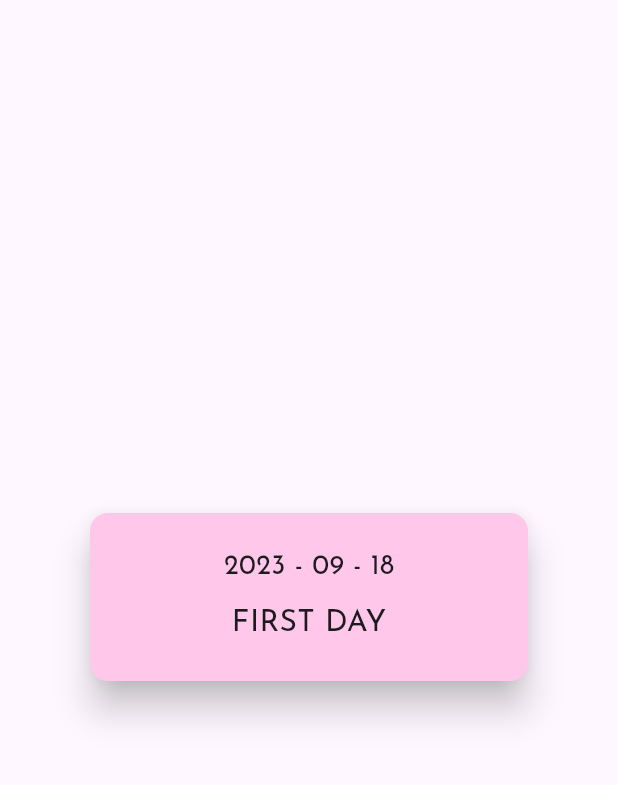
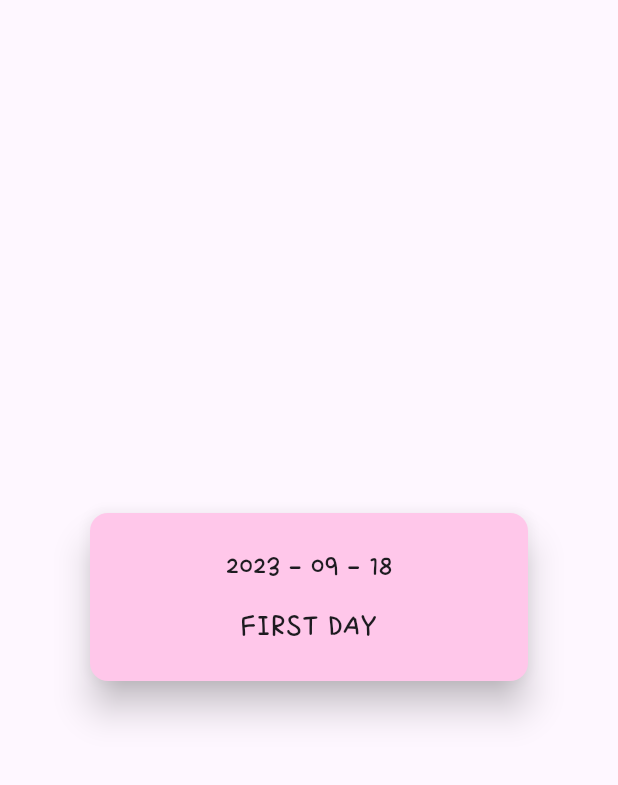
Before and after one commit to tyange/both_of_us, a Flutter app: the ResultScreen screen opened directly with empty values, on a phone screen of 412 x 824 dp, the part 63-848 px from its top. Run offline on Flutter 3.47's test engine with Material 2 defaults, Android fonts, the phone set to English and light mode, and no system bars.

Commit message:
폰트 변경 & year anniversary 문구 수정

```diff
--- a/lib/widgets/anniversary_card.dart
+++ b/lib/widgets/anniversary_card.dart
@@ -18,14 +18,20 @@ class AnniversaryCard extends StatelessWidget {
   final Anniversary anniversary;
   final DateTime firstDay;
 
-  String _displayDays(DateTime date, DateTime firstDay) {
-    int days = date.difference(firstDay).inDays;
+  String _displayDays(Anniversary anniversary, DateTime firstDay) {
+    int days = anniversary.date.difference(firstDay).inDays;
 
     if (days == 0) {
       return 'FIRST DAY';
     }
 
-    return days.toString();
+    if (anniversary.isYearAnniversary) {
+      final years = anniversary.date.year - firstDay.year;
+
+      return '$years주년';
+    }
+
+    return '$days일';
   }
 
   Color _displayColor(Anniversary anniversary) {
@@ -57,8 +63,8 @@ class AnniversaryCard extends StatelessWidget {
             Text(
               DateFormat('yyyy - MM - dd').format(anniversary.date),
               style: const TextStyle(
-                fontFamily: 'JosefinSans',
-                fontSize: 18,
+                fontFamily: 'SingleDay',
+                fontSize: 20,
               ),
             ),
             const SizedBox(
@@ -66,14 +72,14 @@ class AnniversaryCard extends StatelessWidget {
             ),
             Text(
               _displayDays(
-                anniversary.date,
+                anniversary,
                 firstDay,
               ),
               style: const TextStyle(
-                fontFamily: 'JosefinSans',
-                fontSize: 20,
+                fontFamily: 'SingleDay',
+                fontSize: 22,
               ),
-            )
+            ),
           ],
         ),
       ),
```
Also changed, not shown: pubspec.yaml (+2 -22 lines), assets/fonts/JosefinSans-Bold.ttf (deleted), assets/fonts/JosefinSans-BoldItalic.ttf (deleted), assets/fonts/JosefinSans-ExtraLight.ttf (deleted), assets/fonts/JosefinSans-ExtraLightItalic.ttf (deleted), assets/fonts/JosefinSans-Italic.ttf (deleted), assets/fonts/JosefinSans-Light.ttf (deleted), assets/fonts/JosefinSans-LightItalic.ttf (deleted), assets/fonts/JosefinSans-Medium.ttf (deleted), assets/fonts/JosefinSans-MediumItalic.ttf (deleted), assets/fonts/JosefinSans-Regular.ttf (deleted), assets/fonts/JosefinSans-SemiBold.ttf (deleted), assets/fonts/JosefinSans-SemiBoldItalic.ttf (deleted), assets/fonts/JosefinSans-Thin.ttf (deleted), 2 more files.
